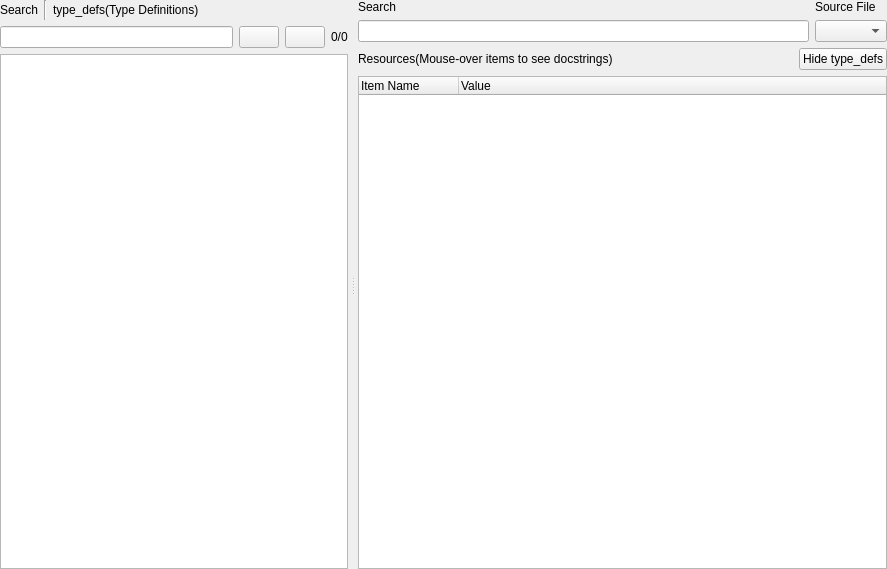
This is GUI/LibpinceReferenceWidget.ui in korcankaraokcu/PINCE as Qt 5 draws it before an edit. The edited form follows.
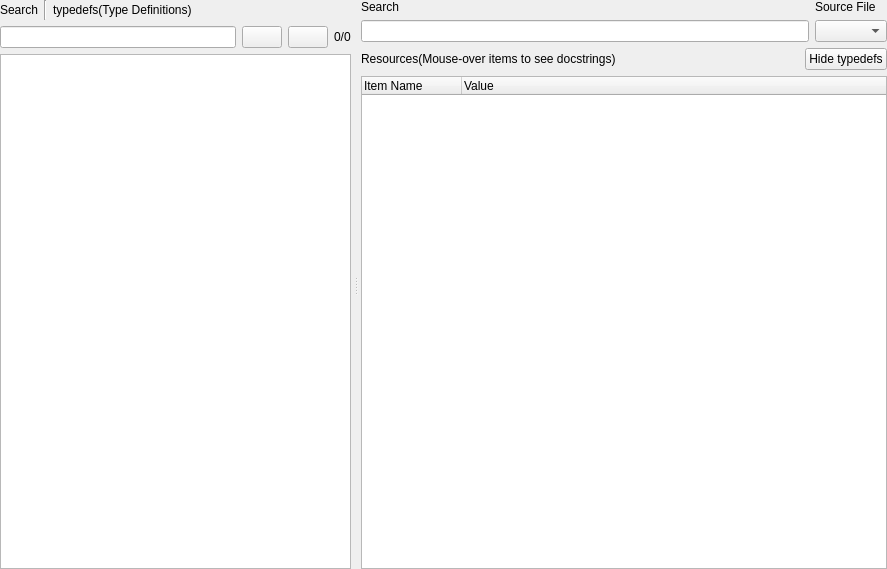
This is the edited form.

The edit to the form file:
```diff
--- a/GUI/LibpinceReferenceWidget.ui
+++ b/GUI/LibpinceReferenceWidget.ui
@@ -61,7 +61,7 @@
          <item>
           <widget class="QLabel" name="label_3">
            <property name="text">
-            <string>type_defs(Type Definitions)</string>
+            <string>typedefs(Type Definitions)</string>
            </property>
           </widget>
          </item>
@@ -275,7 +275,7 @@
          <item>
           <widget class="QPushButton" name="pushButton_ShowTypeDefs">
            <property name="text">
-            <string>Hide type_defs</string>
+            <string>Hide typedefs</string>
            </property>
           </widget>
          </item>
```
